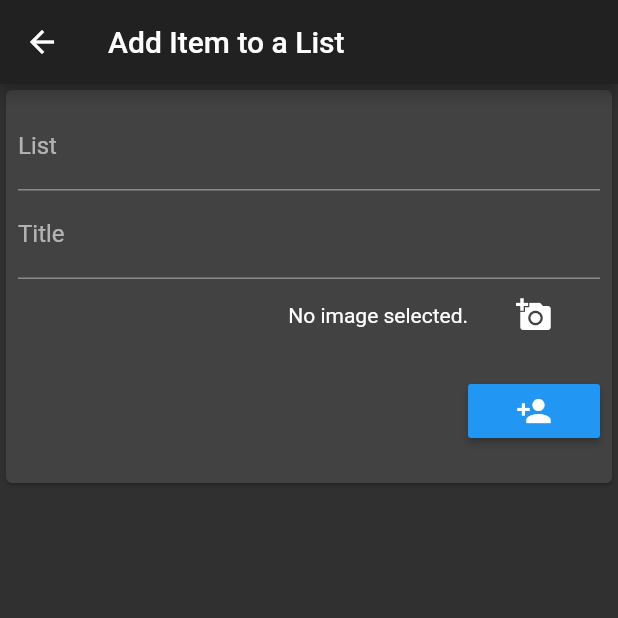
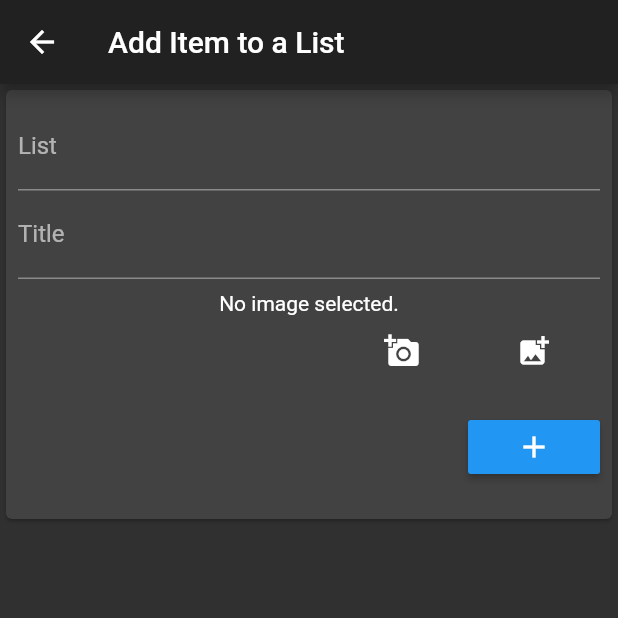
Before and after one commit to TylerSustare/flutter_lists, a Flutter app: the AddItem screen opened by its route, after a tap on the "add a photo" icon, on a phone screen of 412 x 824 dp, the top half of it. Run offline on Flutter 3.47's test engine with Material 2 defaults, Android fonts, the phone set to English and light mode, and no system bars; our stand-ins replace cloud_firestore, firebase_analytics, firebase_auth, google_sign_in, image_picker; missing offline and left inert: home_indicator; accounts and stored records are empty.

Commit message:
show item and add photo to item

```diff
--- a/lib/app_state.dart
+++ b/lib/app_state.dart
@@ -4,6 +4,7 @@ class AppState extends ChangeNotifier {
   int counter = 0;
   String title = 'Flutter Demo Home Page';
   String activeList;
+  String activeItem;
 
   Brightness theme = Brightness.dark;
 
@@ -21,6 +22,11 @@ class AppState extends ChangeNotifier {
     activeList = listId;
     notifyListeners();
   }
+
+  void setActiveItem({itemId: String}) {
+    activeItem = itemId;
+    notifyListeners();
+  }
 }
 
 // Provider.of<AppState>(context, listen: false).incrementCouter();
--- a/lib/main.dart
+++ b/lib/main.dart
@@ -6,6 +6,7 @@ import 'package:flutter_lists/app_state.dart';
 import 'package:flutter_lists/services/auth.dart';
 import 'package:flutter_lists/views/add_item.dart';
 import 'package:flutter_lists/views/home.dart';
+import 'package:flutter_lists/views/item_detail.dart';
 import 'package:flutter_lists/views/list_detail.dart';
 import 'package:flutter_lists/views/login.dart';
 import 'package:flutter_lists/views/settings.dart';
@@ -48,12 +49,11 @@ class App extends StatelessWidget {
         '/': (context) => LoginScreen(),
         '/home': (context) => HomeView(),
         '/collection': (context) => CollectionView(),
+        '/detail': (context) => ItemDetail(),
         '/add-item': (context) => AddItem(),
         '/settings': (context) => Settings(),
       },
-      navigatorObservers: <NavigatorObserver>[
-        FirebaseAnalyticsObserver(analytics: analytics)
-      ],
+      navigatorObservers: <NavigatorObserver>[FirebaseAnalyticsObserver(analytics: analytics)],
     );
   }
 }
--- a/lib/shared/add_list_item_form.dart
+++ b/lib/shared/add_list_item_form.dart
@@ -19,8 +19,15 @@ class AddItemToListState extends State<AddItemToList> {
 
   File _image;
   Future getImage() async {
-    // var image = await ImagePicker.pickImage(source: ImageSource.camera);
-    var image = await ImagePicker.pickImage(source: ImageSource.gallery);
+    File image = await ImagePicker.pickImage(source: ImageSource.gallery);
+
+    setState(() {
+      _image = image;
+    });
+  }
+
+  Future getPhoto() async {
+    File image = await ImagePicker.pickImage(source: ImageSource.camera);
 
     setState(() {
       _image = image;
@@ -48,9 +55,7 @@ class AddItemToListState extends State<AddItemToList> {
             children: <Widget>[
               TextFormField(
                 controller: listController,
-                decoration: InputDecoration(
-                  labelText: 'List',
-                ),
+                decoration: InputDecoration(labelText: 'List'),
                 validator: (value) {
                   if (value.isEmpty) {
                     return 'List name can\'t be empty';
@@ -60,9 +65,7 @@ class AddItemToListState extends State<AddItemToList> {
               ),
               TextFormField(
                 controller: titleController,
-                decoration: InputDecoration(
-                  labelText: 'Title',
-                ),
+                decoration: InputDecoration(labelText: 'Title'),
                 validator: (value) {
                   if (value.isEmpty) {
                     return 'Title name can\'t be empty';
@@ -70,13 +73,21 @@ class AddItemToListState extends State<AddItemToList> {
                   return null;
                 },
               ),
+              Padding(
+                padding: const EdgeInsets.fromLTRB(0, 8.0, 0, 0),
+                child: Row(
+                  children: <Widget>[
+                    _image == null
+                        ? Text('No image selected.')
+                        : Image.file(_image, width: MediaQuery.of(context).size.width - 75, fit: BoxFit.scaleDown),
+                  ],
+                  mainAxisAlignment: MainAxisAlignment.center,
+                ),
+              ),
               Row(
                 children: <Widget>[
-                  _image == null ? Text('No image selected.') : Image.file(_image),
-                  FlatButton(
-                    onPressed: getImage,
-                    child: Icon(Icons.add_a_photo),
-                  )
+                  FlatButton(onPressed: getPhoto, child: Icon(Icons.add_a_photo)),
+                  FlatButton(onPressed: getImage, child: Icon(Icons.add_photo_alternate)),
                 ],
                 mainAxisAlignment: MainAxisAlignment.end,
               ),
@@ -94,10 +105,7 @@ class AddItemToListState extends State<AddItemToList> {
                           user: user,
                         );
                       },
-                      child: Icon(
-                        Icons.person_add,
-                        color: Colors.white,
-                      ),
+                      child: Icon(Icons.add, color: Colors.white),
                       // color: Provider.of<AppState>(context).color,
                       color: Colors.blue,
                       key: new Key('add-item-to-list'),
@@ -125,9 +133,7 @@ Future<void> validateAndSave({
     try {
       Scaffold.of(context).showSnackBar(
         SnackBar(
-          content: Text(
-            'Added "${titleController.text}" to ${listController.text}',
-          ),
+          content: Text('Added "${titleController.text}" to ${listController.text}'),
           duration: Duration(seconds: 2),
         ),
       );
@@ -135,6 +141,7 @@ Future<void> validateAndSave({
         uid: user.uid,
         list: listController.text.trim(),
         title: titleController.text.trim(),
+        // TODO save image.
       );
     } catch (e) {
       print(e);
--- a/lib/views/add_item.dart
+++ b/lib/views/add_item.dart
@@ -8,7 +8,7 @@ class AddItem extends StatelessWidget {
       appBar: AppBar(
         title: Text('Add Item to a List'),
       ),
-      body: Column(
+      body: ListView(
         children: <Widget>[
           Container(child: AddItemToList()),
         ],
```
Also changed, not shown: lib/services/list.dart (+14 -29 lines), lib/shared/collection.dart (+10 -7 lines), lib/shared/detail.dart (added, +35 -0 lines), lib/views/item_detail.dart (added, +16 -0 lines), pubspec.lock, 1 other file.
